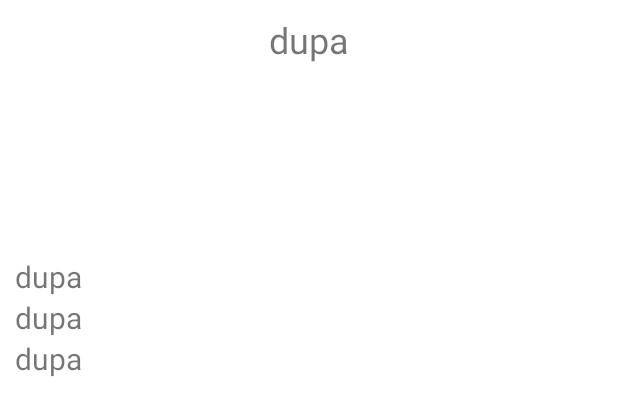
After one commit to rempek99/crowding, an Android app: the layout crowding_event_details_popout.xml on its own in the app's theme, with its tools: preview values and no code run, on a phone screen of 412 x 824 dp. The commit adds this screen. Shown: the top 415 px of the screen. Run offline under Robolectric (Android 15) with nearby library versions, the phone set to English and light mode, and no system bars.

Commit message:
Event Details Popups

```diff
--- /dev/null
+++ b/frontend/app/src/main/res/layout/crowding_event_details_popout.xml
@@ -0,0 +1,50 @@
+<?xml version="1.0" encoding="utf-8"?>
+<androidx.constraintlayout.widget.ConstraintLayout xmlns:android="http://schemas.android.com/apk/res/android"
+    xmlns:app="http://schemas.android.com/apk/res-auto"
+    android:layout_width="match_parent"
+    android:layout_height="match_parent"
+    android:layout_margin="10sp">
+
+    <TextView
+        android:id="@+id/details_title"
+        android:layout_width="match_parent"
+        android:layout_height="wrap_content"
+        android:text="dupa"
+        android:textAlignment="center"
+        android:textSize="24sp"
+        app:layout_constraintEnd_toEndOf="parent"
+        app:layout_constraintStart_toStartOf="parent"
+        app:layout_constraintTop_toTopOf="parent" />
+
+    <TextView
+        android:id="@+id/details_description"
+        android:layout_width="match_parent"
+        android:layout_height="wrap_content"
+        android:layout_marginTop="128dp"
+        android:text="dupa"
+        android:textSize="20sp"
+        app:layout_constraintEnd_toEndOf="parent"
+        app:layout_constraintStart_toStartOf="parent"
+        app:layout_constraintTop_toBottomOf="@+id/details_title" />
+
+    <TextView
+        android:id="@+id/details_logitude"
+        android:layout_width="match_parent"
+        android:layout_height="wrap_content"
+        android:text="dupa"
+        android:textSize="20sp"
+        app:layout_constraintEnd_toEndOf="parent"
+        app:layout_constraintStart_toStartOf="parent"
+        app:layout_constraintTop_toBottomOf="@+id/details_description" />
+
+    <TextView
+        android:id="@+id/details_latitude"
+        android:layout_width="match_parent"
+        android:layout_height="wrap_content"
+        android:text="dupa"
+        android:textSize="20sp"
+        app:layout_constraintEnd_toEndOf="parent"
+        app:layout_constraintStart_toStartOf="parent"
+        app:layout_constraintTop_toBottomOf="@+id/details_logitude" />
+
+</androidx.constraintlayout.widget.ConstraintLayout>
```
Also changed, not shown: frontend/app/src/main/java/pl/remplewicz/ui/home/HomeFragment.java (+44 -32 lines), 1 other file.
